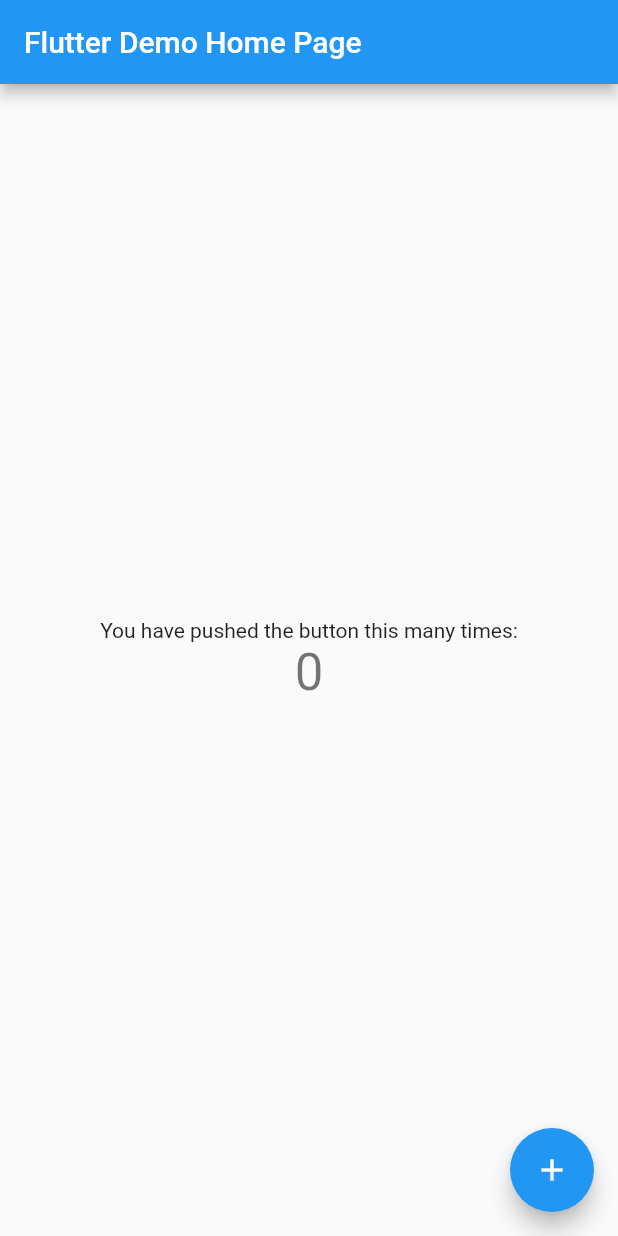
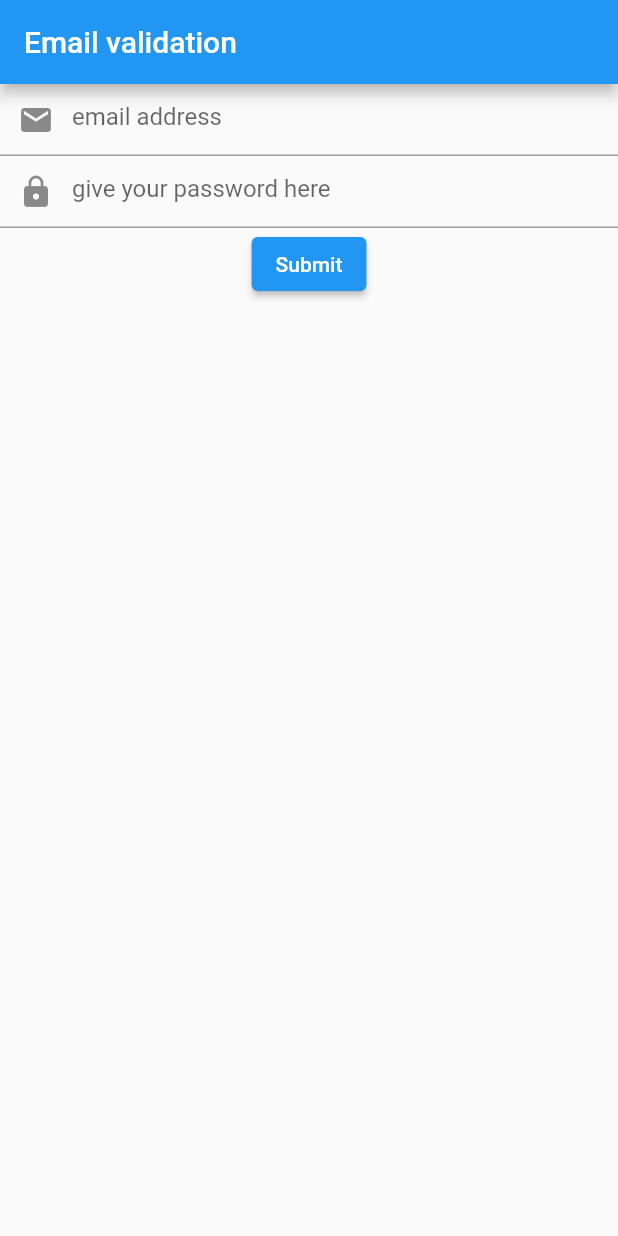
Before and after one commit to mhrhabib/bloc_form_validation, a Flutter app: the screen it shows after launch, on a phone screen of 412 x 824 dp. Run offline on Flutter 3.47's test engine with Material 2 defaults, Android fonts, the phone set to English and light mode, and no system bars; missing offline and left inert: dart:js.

Commit message:
BLOC global instance implement

```diff
--- /dev/null
+++ b/bloc_form_validate/lib/blocs/bloc.dart
@@ -0,0 +1,23 @@
+import 'dart:async';
+
+import '/blocs/validators.dart';
+
+class Bloc extends Object with Validators {
+  final _email = StreamController<String>();
+  final _password = StreamController<String>();
+
+  // Add data to stream
+  Stream<String> get email => _email.stream.transform(validateEmail);
+  Stream<String> get password => _password.stream.transform(validatePassword);
+
+  // change data
+  Function(String) get changeEmail => _email.sink.add;
+  Function(String) get changePassword => _password.sink.add;
+
+  dispose() {
+    _email.close();
+    _password.close();
+  }
+}
+
+final bloc = Bloc();
--- /dev/null
+++ b/bloc_form_validate/lib/blocs/validators.dart
@@ -0,0 +1,23 @@
+import 'dart:async';
+
+class Validators {
+  final validateEmail = StreamTransformer<String, String>.fromHandlers(
+    handleData: (email, sink) {
+      if (email.contains("@")) {
+        sink.add(email);
+      } else {
+        sink.addError("Enter a valid email");
+      }
+    },
+  );
+
+  final validatePassword = StreamTransformer<String, String>.fromHandlers(
+    handleData: (password, sink) {
+      if (password.length > 4) {
+        sink.add(password);
+      } else {
+        sink.addError("Password must be at least 4 characters");
+      }
+    },
+  );
+}
--- a/bloc_form_validate/lib/main.dart
+++ b/bloc_form_validate/lib/main.dart
@@ -1,4 +1,7 @@
+import 'package:flutter/cupertino.dart';
 import 'package:flutter/material.dart';
+
+import 'screens/login_screen.dart';
 
 void main() {
   runApp(const MyApp());
@@ -7,109 +10,10 @@
 class MyApp extends StatelessWidget {
   const MyApp({Key? key}) : super(key: key);
 
-  // This widget is the root of your application.
   @override
   Widget build(BuildContext context) {
-    return MaterialApp(
-      title: 'Flutter Demo',
-      theme: ThemeData(
-        // This is the theme of your application.
-        //
-        // Try running your application with "flutter run". You'll see the
-        // application has a blue toolbar. Then, without quitting the app, try
-        // changing the primarySwatch below to Colors.green and then invoke
-        // "hot reload" (press "r" in the console where you ran "flutter run",
-        // or simply save your changes to "hot reload" in a Flutter IDE).
-        // Notice that the counter didn't reset back to zero; the application
-        // is not restarted.
-        primarySwatch: Colors.blue,
-      ),
-      home: const MyHomePage(title: 'Flutter Demo Home Page'),
+    return const MaterialApp(
+      home: LoginScreen(),
     );
   }
 }
-
-class MyHomePage extends StatefulWidget {
-  const MyHomePage({Key? key, required this.title}) : super(key: key);
-
-  // This widget is the home page of your application. It is stateful, meaning
-  // that it has a State object (defined below) that contains fields that affect
-  // how it looks.
-
-  // This class is the configuration for the state. It holds the values (in this
-  // case the title) provided by the parent (in this case the App widget) and
-  // used by the build method of the State. Fields in a Widget subclass are
-  // always marked "final".
-
-  final String title;
-
-  @override
-  State<MyHomePage> createState() => _MyHomePageState();
-}
-
-class _MyHomePageState extends State<MyHomePage> {
-  int _counter = 0;
-
-  void _incrementCounter() {
-    setState(() {
-      // This call to setState tells the Flutter framework that something has
-      // changed in this State, which causes it to rerun the build method below
-      // so that the display can reflect the updated values. If we changed
-      // _counter without calling setState(), then the build method would not be
-      // called again, and so nothing would appear to happen.
-      _counter++;
-    });
-  }
-
-  @override
-  Widget build(BuildContext context) {
-    // This method is rerun every time setState is called, for instance as done
-    // by the _incrementCounter method above.
-    //
-    // The Flutter framework has been optimized to make rerunning build methods
-    // fast, so that you can just rebuild anything that needs updating rather
-    // than having to individually change instances of widgets.
-    return Scaffold(
-      appBar: AppBar(
-        // Here we take the value from the MyHomePage object that was created by
-        // the App.build method, and use it to set our appbar title.
-        title: Text(widget.title),
-      ),
-      body: Center(
-        // Center is a layout widget. It takes a single child and positions it
-        // in the middle of the parent.
-        child: Column(
-          // Column is also a layout widget. It takes a list of children and
-          // arranges them vertically. By default, it sizes itself to fit its
-          // children horizontally, and tries to be as tall as its parent.
-          //
-          // Invoke "debug painting" (press "p" in the console, choose the
-          // "Toggle Debug Paint" action from the Flutter Inspector in Android
-          // Studio, or the "Toggle Debug Paint" command in Visual Studio Code)
-          // to see the wireframe for each widget.
-          //
-          // Column has various properties to control how it sizes itself and
-          // how it positions its children. Here we use mainAxisAlignment to
-          // center the children vertically; the main axis here is the vertical
-          // axis because Columns are vertical (the cross axis would be
-          // horizontal).
-          mainAxisAlignment: MainAxisAlignment.center,
-          children: <Widget>[
-            const Text(
-              'You have pushed the button this many times:',
-            ),
-            Text(
-              '$_counter',
-              style: Theme.of(context).textTheme.headline4,
-            ),
-          ],
-        ),
-      ),
-      floatingActionButton: FloatingActionButton(
-        onPressed: _incrementCounter,
-        tooltip: 'Increment',
-        child: const Icon(Icons.add),
-      ), // This trailing comma makes auto-formatting nicer for build methods.
-    );
-  }
-}
--- /dev/null
+++ b/bloc_form_validate/lib/screens/login_screen.dart
@@ -0,0 +1,59 @@
+import 'dart:js';
+
+import '/blocs/bloc.dart';
+import 'package:flutter/material.dart';
+
+class LoginScreen extends StatelessWidget {
+  const LoginScreen({Key? key}) : super(key: key);
+
+  @override
+  Widget build(BuildContext context) {
+    return Scaffold(
+      appBar: AppBar(
+        title: const Text("Email validation"),
+      ),
+      body: Column(
+        children: [
+          emailField(),
+          passwordField(),
+          submitButton(),
+        ],
+      ),
+    );
+  }
+}
+
+Widget emailField() {
+  return StreamBuilder(
+      stream: bloc.email,
+      builder: (BuildContext context, AsyncSnapshot<String> snapshot) {
+        return TextField(
+          keyboardType: TextInputType.emailAddress,
+          decoration: InputDecoration(
+            hintText: 'email address',
+            prefixIcon: const Icon(Icons.email),
+            errorText: snapshot.error?.toString(),
+          ),
+          onChanged: bloc.changeEmail,
+        );
+      });
+}
+
+Widget passwordField() {
+  return StreamBuilder(
+      stream: bloc.password,
+      builder: (context, AsyncSnapshot<String> snapshot) {
+        return TextField(
+          decoration: InputDecoration(
+            hintText: 'give your password here',
+            prefixIcon: const Icon(Icons.lock),
+            errorText: snapshot.error?.toString(),
+          ),
+          onChanged: bloc.changePassword,
+        );
+      });
+}
+
+Widget submitButton() {
+  return ElevatedButton(onPressed: () {}, child: const Text('Submit'));
+}
```
